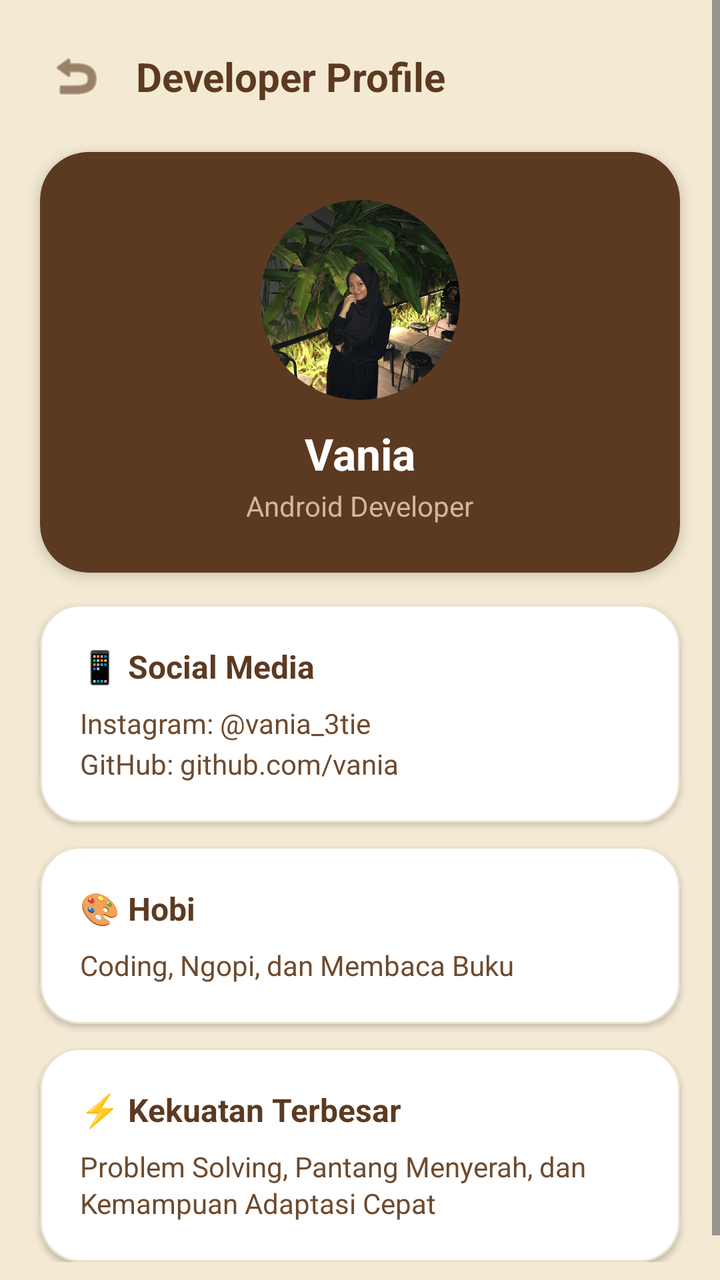
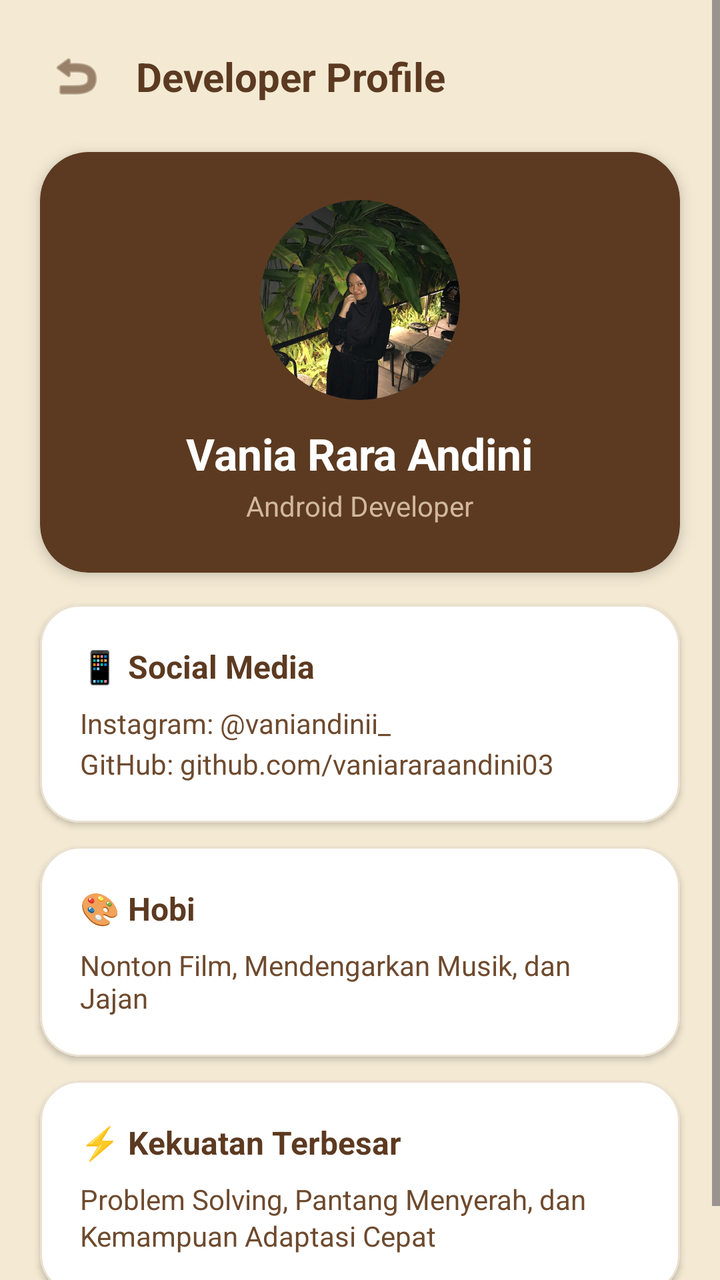

Compare the two renders of this Android layout. The source of the first and the diff that turns it into the second are given below.
<!-- AndroidManifest.xml: application theme Theme.Vra_pringles -->
<!-- res/layout/activity_developer_profile.xml -->
<?xml version="1.0" encoding="utf-8"?>
<ScrollView xmlns:android="http://schemas.android.com/apk/res/android"
    xmlns:app="http://schemas.android.com/apk/res-auto"
    android:layout_width="match_parent"
    android:layout_height="match_parent"
    android:background="#F4EAD4"
    android:fillViewport="true">

    <androidx.constraintlayout.widget.ConstraintLayout
        android:id="@+id/main"
        android:layout_width="match_parent"
        android:layout_height="wrap_content"
        android:paddingBottom="32dp">

        
        <androidx.constraintlayout.widget.ConstraintLayout
            android:id="@+id/topBar"
            android:layout_width="match_parent"
            android:layout_height="wrap_content"
            android:paddingHorizontal="20dp"
            android:paddingTop="20dp"
            android:paddingBottom="12dp"
            app:layout_constraintTop_toTopOf="parent">

            
            <ImageView
                android:id="@+id/btnBack"
                android:layout_width="36dp"
                android:layout_height="36dp"
                android:background="?attr/selectableItemBackgroundBorderless"
                android:clickable="true"
                android:focusable="true"
                android:padding="4dp"
                android:src="@android:drawable/ic_menu_revert"
                app:tint="#5C3A21"
                app:layout_constraintBottom_toBottomOf="parent"
                app:layout_constraintStart_toStartOf="parent"
                app:layout_constraintTop_toTopOf="parent" />

            <TextView
                android:id="@+id/tvTitleHeader"
                android:layout_width="wrap_content"
                android:layout_height="wrap_content"
                android:layout_marginStart="12dp"
                android:text="Developer Profile"
                android:textColor="#5C3A21"
                android:textSize="20sp"
                android:textStyle="bold"
                app:layout_constraintBottom_toBottomOf="parent"
                app:layout_constraintStart_toEndOf="@+id/btnBack"
                app:layout_constraintTop_toTopOf="parent" />

        </androidx.constraintlayout.widget.ConstraintLayout>

        
        <com.google.android.material.card.MaterialCardView
            android:id="@+id/cardHeaderProfile"
            android:layout_width="match_parent"
            android:layout_height="wrap_content"
            android:layout_marginHorizontal="20dp"
            android:layout_marginTop="8dp"
            app:cardBackgroundColor="#5C3A21"
            app:cardCornerRadius="24dp"
            app:cardElevation="4dp"
            app:strokeWidth="0dp"
            app:layout_constraintTop_toBottomOf="@+id/topBar">

            <LinearLayout
                android:layout_width="match_parent"
                android:layout_height="wrap_content"
                android:gravity="center"
                android:orientation="vertical"
                android:padding="24dp">

                
                <com.google.android.material.imageview.ShapeableImageView
                    android:id="@+id/imgDevAvatar"
                    android:layout_width="100dp"
                    android:layout_height="100dp"
                    android:scaleType="centerCrop"
                    android:src="@drawable/vania"
                    app:shapeAppearanceOverlay="@style/ShapeAppearance.Material3.Corner.Full" />

                <TextView
                    android:id="@+id/tvName"
                    android:layout_width="wrap_content"
                    android:layout_height="wrap_content"
                    android:layout_marginTop="12dp"
                    android:text="Vania"
                    android:textColor="#FFFFFF"
                    android:textSize="22sp"
                    android:textStyle="bold" />

                <TextView
                    android:id="@+id/tvRole"
                    android:layout_width="wrap_content"
                    android:layout_height="wrap_content"
                    android:layout_marginTop="2dp"
                    android:text="Android Developer"
                    android:textColor="#D1B89D"
                    android:textSize="14sp" />

            </LinearLayout>
        </com.google.android.material.card.MaterialCardView>

        
        <com.google.android.material.card.MaterialCardView
            android:id="@+id/cardSocial"
            android:layout_width="match_parent"
            android:layout_height="wrap_content"
            android:layout_marginHorizontal="20dp"
            android:layout_marginTop="16dp"
            app:cardBackgroundColor="#FFFFFF"
            app:cardCornerRadius="20dp"
            app:cardElevation="2dp"
            app:strokeColor="#EAE0D0"
            app:strokeWidth="1dp"
            app:layout_constraintTop_toBottomOf="@+id/cardHeaderProfile">

            <LinearLayout
                android:layout_width="match_parent"
                android:layout_height="wrap_content"
                android:orientation="vertical"
                android:padding="20dp">

                <TextView
                    android:layout_width="wrap_content"
                    android:layout_height="wrap_content"
                    android:text="📱 Social Media"
                    android:textColor="#5C3A21"
                    android:textSize="16sp"
                    android:textStyle="bold" />

                <TextView
                    android:layout_width="wrap_content"
                    android:layout_height="wrap_content"
                    android:layout_marginTop="8dp"
                    android:text="Instagram: @vania_3tie\nGitHub: github.com/vania"
                    android:textColor="#6E4A2E"
                    android:textSize="14sp"
                    android:lineSpacingExtra="4dp" />

            </LinearLayout>
        </com.google.android.material.card.MaterialCardView>

        
        <com.google.android.material.card.MaterialCardView
            android:id="@+id/cardHobi"
            android:layout_width="match_parent"
            android:layout_height="wrap_content"
            android:layout_marginHorizontal="20dp"
            android:layout_marginTop="12dp"
            app:cardBackgroundColor="#FFFFFF"
            app:cardCornerRadius="20dp"
            app:cardElevation="2dp"
            app:strokeColor="#EAE0D0"
            app:strokeWidth="1dp"
            app:layout_constraintTop_toBottomOf="@+id/cardSocial">

            <LinearLayout
                android:layout_width="match_parent"
                android:layout_height="wrap_content"
                android:orientation="vertical"
                android:padding="20dp">

                <TextView
                    android:layout_width="wrap_content"
                    android:layout_height="wrap_content"
                    android:text="🎨 Hobi"
                    android:textColor="#5C3A21"
                    android:textSize="16sp"
                    android:textStyle="bold" />

                <TextView
                    android:layout_width="wrap_content"
                    android:layout_height="wrap_content"
                    android:layout_marginTop="8dp"
                    android:text="Coding, Ngopi, dan Membaca Buku"
                    android:textColor="#6E4A2E"
                    android:textSize="14sp" />

            </LinearLayout>
        </com.google.android.material.card.MaterialCardView>

        
        <com.google.android.material.card.MaterialCardView
            android:id="@+id/cardStrength"
            android:layout_width="match_parent"
            android:layout_height="wrap_content"
            android:layout_marginHorizontal="20dp"
            android:layout_marginTop="12dp"
            app:cardBackgroundColor="#FFFFFF"
            app:cardCornerRadius="20dp"
            app:cardElevation="2dp"
            app:strokeColor="#EAE0D0"
            app:strokeWidth="1dp"
            app:layout_constraintTop_toBottomOf="@+id/cardHobi">

            <LinearLayout
                android:layout_width="match_parent"
                android:layout_height="wrap_content"
                android:orientation="vertical"
                android:padding="20dp">

                <TextView
                    android:layout_width="wrap_content"
                    android:layout_height="wrap_content"
                    android:text="⚡ Kekuatan Terbesar"
                    android:textColor="#5C3A21"
                    android:textSize="16sp"
                    android:textStyle="bold" />

                <TextView
                    android:layout_width="wrap_content"
                    android:layout_height="wrap_content"
                    android:layout_marginTop="8dp"
                    android:text="Problem Solving, Pantang Menyerah, dan Kemampuan Adaptasi Cepat"
                    android:textColor="#6E4A2E"
                    android:textSize="14sp"
                    android:lineSpacingExtra="2dp" />

            </LinearLayout>
        </com.google.android.material.card.MaterialCardView>

    </androidx.constraintlayout.widget.ConstraintLayout>
</ScrollView>
<!-- resources referenced by this layout -->
<resources>
  <!-- drawable vania: jpeg bitmap (drawable, 104581 bytes) -->
  <style name="Theme.Vra_pringles" parent="Base.Theme.Vra_pringles" />
  <style name="Base.Theme.Vra_pringles" parent="Theme.Material3.DayNight.NoActionBar">
          
          <item name="colorPrimary">@color/coffee_dark</item>
          <item name="colorPrimaryVariant">@color/coffee_primary</item>
          <item name="colorOnPrimary">@color/white</item>
      </style>
  <color name="coffee_dark">#3D2314</color>
  <color name="coffee_primary">#4A2E1B</color>
  <color name="white">#FFFFFF</color>
</resources>

<!-- the commit's change to res/layout/activity_developer_profile.xml (unified diff, before → after) -->
@@ -86,7 +86,7 @@
                     android:layout_width="wrap_content"
                     android:layout_height="wrap_content"
                     android:layout_marginTop="12dp"
-                    android:text="Vania"
+                    android:text="Vania Rara Andini"
                     android:textColor="#FFFFFF"
                     android:textSize="22sp"
                     android:textStyle="bold" />
@@ -135,7 +135,7 @@
                     android:layout_width="wrap_content"
                     android:layout_height="wrap_content"
                     android:layout_marginTop="8dp"
-                    android:text="Instagram: @vania_3tie\nGitHub: github.com/vania"
+                    android:text="Instagram: @vaniandinii_\nGitHub: github.com/vaniararaandini03"
                     android:textColor="#6E4A2E"
                     android:textSize="14sp"
                     android:lineSpacingExtra="4dp" />
@@ -175,7 +175,7 @@
                     android:layout_width="wrap_content"
                     android:layout_height="wrap_content"
                     android:layout_marginTop="8dp"
-                    android:text="Coding, Ngopi, dan Membaca Buku"
+                    android:text="Nonton Film, Mendengarkan Musik, dan Jajan"
                     android:textColor="#6E4A2E"
                     android:textSize="14sp" />
 
